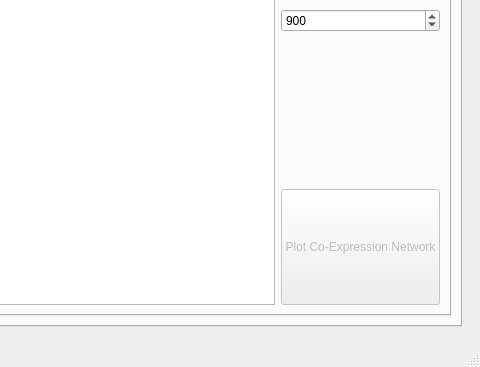
byemaxx/MetaX, file utils/MetaX_GUI/MainWindow.ui: the form before one commit; both pictures show x 627 to 1107 and y 317 to 684 of the 1107 by 684 pixel window.
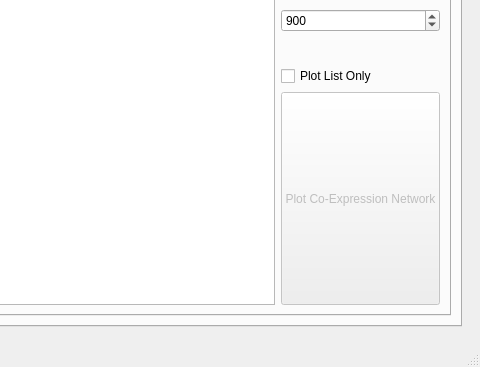
The form after the commit. The open tabs and pages were chosen to show the change.

Commit message: modified:   utils/GUI.py 	modified:   utils/MetaX_GUI/MainWindow.ui 	modified:   utils/MetaX_GUI/Ui_MainWindow.py 	modified:   utils/taxaFuncPloter/network_plot.py     -   add plot_list_only function for co-expression network plot

What changed in the file:
```diff
--- a/utils/MetaX_GUI/MainWindow.ui
+++ b/utils/MetaX_GUI/MainWindow.ui
@@ -3051,6 +3051,13 @@
                   </property>
                  </widget>
                 </item>
+                <item row="18" column="7">
+                 <widget class="QCheckBox" name="checkBox_co_expr_plot_list_only">
+                  <property name="text">
+                   <string>Plot List Only</string>
+                  </property>
+                 </widget>
+                </item>
                </layout>
               </widget>
               <widget class="QWidget" name="tab_15">
```
Left out of the diff: 4 changed lines with no effect on the pictures. The commit also changes 4 other files.
